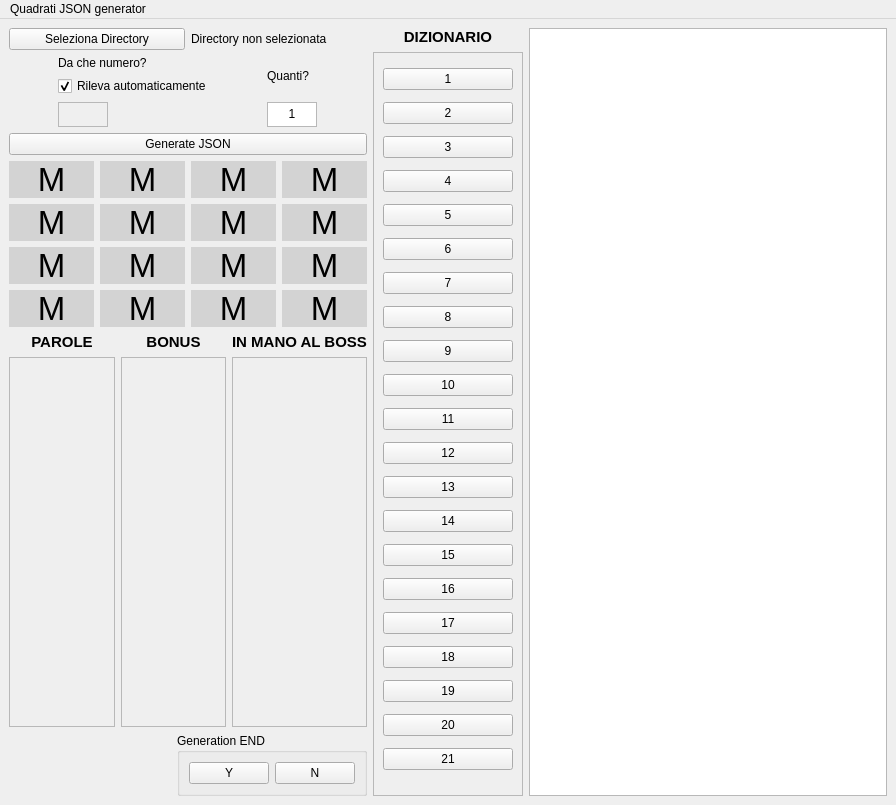
First picture: the form in mainwindow.ui, repository MarcoRizz/quadrati_JSON_generator, before the edit.
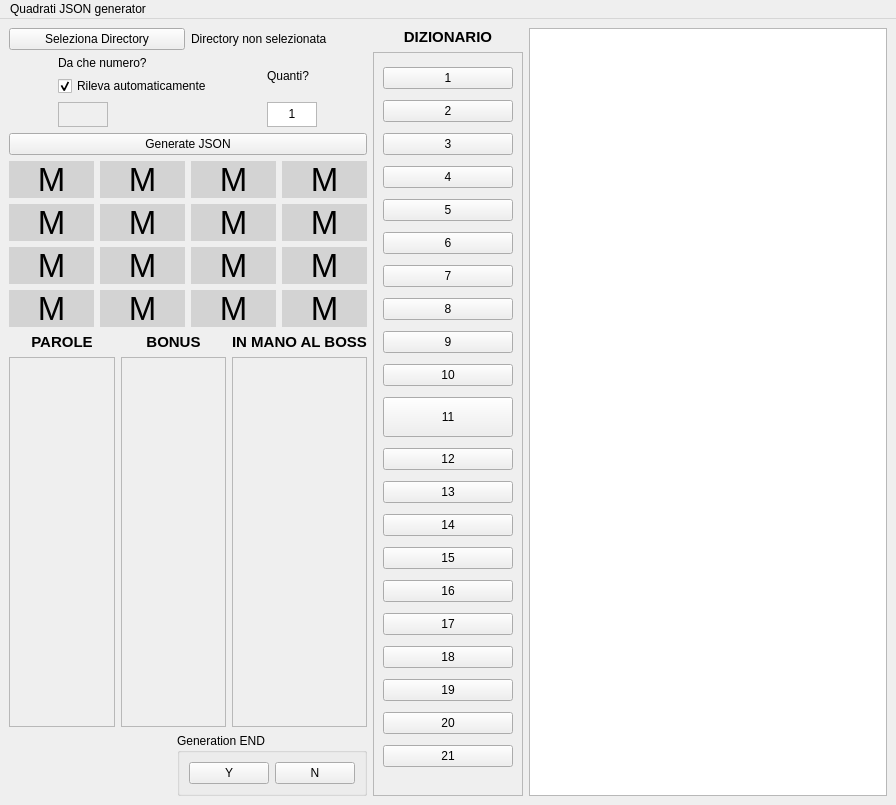
Second picture: the form after the edit. Custom widgets are drawn as their Qt base class.

Commit message: Set minimum height for pushButton_11

Diff of the .ui file:
```diff
--- a/mainwindow.ui
+++ b/mainwindow.ui
@@ -818,6 +818,12 @@
             </item>
             <item>
              <widget class="CustomMenuButton" name="pushButton_11">
+              <property name="minimumSize">
+               <size>
+                <width>0</width>
+                <height>40</height>
+               </size>
+              </property>
               <property name="text">
                <string>11</string>
               </property>
```
